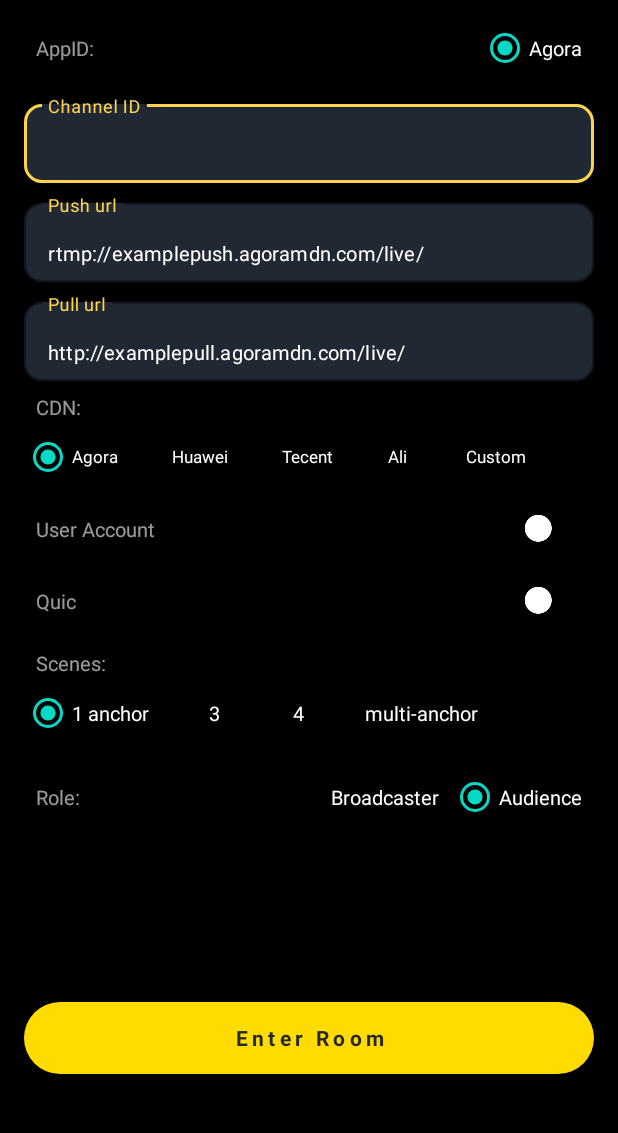
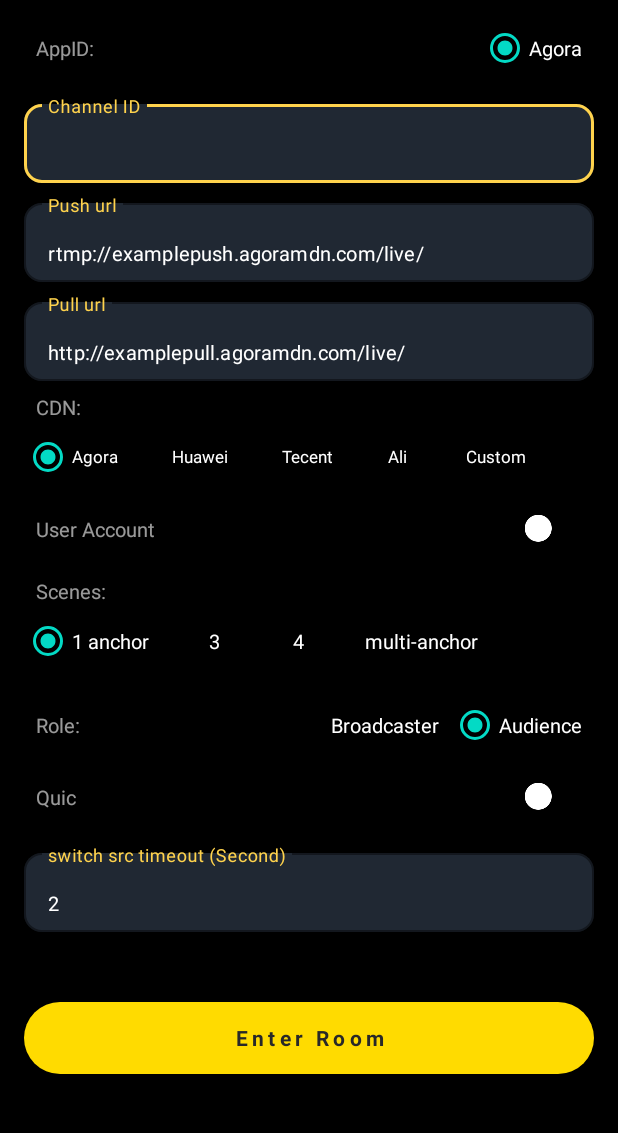
Before and after one commit to alienzh/Agora-Test-Usecase, an Android app: the screen it shows after launch (MainActivity), on a phone screen of 412 x 824 dp, the part 90-1223 px from its top. Run offline under Robolectric (Android 15) with nearby library versions, the phone set to English and light mode, and no system bars; libraries missing offline, so code that uses them is left out: io.agora.rtc2; 2 statements that could not run were skipped.

Commit message:
feat: update rtc sdk

```diff
--- a/FT-1026/agora-chanel-media-relay-new/app/src/main/java/io/agora/mediarelay/KeyCenter.kt
+++ b/FT-1026/agora-chanel-media-relay-new/app/src/main/java/io/agora/mediarelay/KeyCenter.kt
@@ -89,9 +89,9 @@
     private const val pull_tecent_540p ="http://tlive-play.jacocdn.com/tlive/5036068430853962_backup_540P.flv?txSecret=18eca7b5c5fdc3fef123fe10e8f8167e&txTime=664C16EB"
     private const val pull_tecent_1080p ="http://tlive-play.jacocdn.com/tlive/5036068430853962_backup.flv?txSecret=e6c67395f19e9f4e6ab059bbfdf2acc7&txTime=664C16EB"
 
-    private const val pull_ali_720p ="https://ali-play.jacocdn.com/live/5036068430853962_ali_720P.flv?auth_key=1716262594-0-0-f6d3059f059cf9b75ef77b8cf96a6c80"
-    private const val pull_ali_540p ="https://ali-play.jacocdn.com/live/5036068430853962_ali_540P.flv?auth_key=1716262594-0-0-b644f46357c7dea1b71af0fe6432db22"
-    private const val pull_ali_1080p ="https://ali-play.jacocdn.com/live/5036068430853962_ali.flv?auth_key=1716262594-0-0-d24f1f8dd3dd328bdc08bce7c4315fd9"
+    private const val pull_ali_720p ="https://ali-play.jacocdn.com/live/5036068430853962_ali_720P.flv?auth_key=1716622392-0-0-4926ef1fd9174681145e0f50eb835696"
+    private const val pull_ali_540p ="https://ali-play.jacocdn.com/live/5036068430853962_ali_540P.flv?auth_key=1716622392-0-0-c7ff8a434be050c87102dccbc93dab8b"
+    private const val pull_ali_1080p ="https://ali-play.jacocdn.com/live/5036068430853962_ali.flv?auth_key=1716622392-0-0-90ec4ad7c06bd91ddf8614e1dcb923b5"
 
     // cdn 分辨率
     var mBitrateList = arrayOf<String?>("1080p", "720p")
--- a/FT-1026/agora-chanel-media-relay-new/app/src/main/java/io/agora/mediarelay/Living3Fragment.kt
+++ b/FT-1026/agora-chanel-media-relay-new/app/src/main/java/io/agora/mediarelay/Living3Fragment.kt
@@ -383,6 +383,7 @@
             setPlayerOption("play_speed_down_cache_duration", 0)
             setPlayerOption("open_timeout_until_success", 6000)
             setPlayerOption("enable_search_metadata", 1)
+            setPlayerOption("switch_src_timeout", RtcSettings.mSwitchSrcTimeout * 1000)
             if (RtcSettings.mEnableQuic) {
                 setPlayerOption("enable_quic", 1)
             }
--- a/FT-1026/agora-chanel-media-relay-new/app/src/main/java/io/agora/mediarelay/Living4Fragment.kt
+++ b/FT-1026/agora-chanel-media-relay-new/app/src/main/java/io/agora/mediarelay/Living4Fragment.kt
@@ -382,6 +382,7 @@
             setPlayerOption("play_speed_down_cache_duration", 0)
             setPlayerOption("open_timeout_until_success", 6000)
             setPlayerOption("enable_search_metadata", 1)
+            setPlayerOption("switch_src_timeout", RtcSettings.mSwitchSrcTimeout * 1000)
             if (RtcSettings.mEnableQuic) {
                 setPlayerOption("enable_quic", 1)
             }
--- a/FT-1026/agora-chanel-media-relay-new/app/src/main/java/io/agora/mediarelay/LivingFragment.kt
+++ b/FT-1026/agora-chanel-media-relay-new/app/src/main/java/io/agora/mediarelay/LivingFragment.kt
@@ -170,8 +170,8 @@
         }
         binding.btSwitchCarma.setOnClickListener {
             rtcEngine.switchCamera()
-            frontCamera=!frontCamera
-            if (frontCamera){
+            frontCamera = !frontCamera
+            if (frontCamera) {
 
             }
         }
@@ -344,6 +344,7 @@
             setPlayerOption("play_speed_down_cache_duration", 0)
             setPlayerOption("open_timeout_until_success", 6000)
             setPlayerOption("enable_search_metadata", 1)
+            setPlayerOption("switch_src_timeout", RtcSettings.mSwitchSrcTimeout * 1000)
             if (RtcSettings.mEnableQuic) {
                 setPlayerOption("enable_quic", 1)
             }
--- a/FT-1026/agora-chanel-media-relay-new/app/src/main/java/io/agora/mediarelay/LivingMultiFragment.kt
+++ b/FT-1026/agora-chanel-media-relay-new/app/src/main/java/io/agora/mediarelay/LivingMultiFragment.kt
@@ -398,6 +398,7 @@
             setPlayerOption("play_speed_down_cache_duration", 0)
             setPlayerOption("open_timeout_until_success", 6000)
             setPlayerOption("enable_search_metadata", 1)
+            setPlayerOption("switch_src_timeout", RtcSettings.mSwitchSrcTimeout * 1000)
             if (RtcSettings.mEnableQuic) {
                 setPlayerOption("enable_quic", 1)
             }
--- a/FT-1026/agora-chanel-media-relay-new/app/src/main/java/io/agora/mediarelay/MainFragment.kt
+++ b/FT-1026/agora-chanel-media-relay-new/app/src/main/java/io/agora/mediarelay/MainFragment.kt
@@ -72,13 +72,14 @@
 
         // enable quic, 至针对直播流，主播隐藏，观众打开
         binding.layoutQuic.isVisible = false // 暂时隐藏
-//        binding.layoutQuic.isVisible = !isBroadcaster
-//        binding.cbQuic.setChecked(RtcSettings.mEnableQuic)
-//        binding.cbQuic.setOnCheckedChangeListener { buttonView, isChecked ->
-//            if (buttonView.isPressed) {
-//                RtcSettings.mEnableQuic = isChecked
-//            }
-//        }
+        binding.layoutQuic.isVisible = !isBroadcaster
+        binding.cbQuic.setChecked(RtcSettings.mEnableQuic)
+        binding.cbQuic.setOnCheckedChangeListener { buttonView, isChecked ->
+            if (buttonView.isPressed) {
+                RtcSettings.mEnableQuic = isChecked
+            }
+        }
+        binding.etSwitchSrcTimeout.setText(RtcSettings.mSwitchSrcTimeout.toString())
 
         checkVideoSettingsVisible()
         // mode
@@ -125,6 +126,7 @@
             binding.layoutBitrate.isVisible = false
         }
         binding.layoutQuic.isVisible = !isBroadcaster
+        binding.layoutSwitchStcTimeout.isVisible = !isBroadcaster
     }
 
     private fun setupVideoSettings() {
@@ -204,6 +206,9 @@
                 if (isBroadcaster) Constants.CLIENT_ROLE_BROADCASTER else Constants.CLIENT_ROLE_AUDIENCE
             )
         }
+
+        val switchSrcTimeout = binding.etSwitchSrcTimeout.text.toString().toIntOrNull() ?: 2
+        RtcSettings.mSwitchSrcTimeout = switchSrcTimeout
         // scene
         when (binding.groupAnchor.checkedRadioButtonId) {
             R.id.scene_single -> {
--- a/FT-1026/agora-chanel-media-relay-new/app/src/main/java/io/agora/mediarelay/rtc/RtcSettings.kt
+++ b/FT-1026/agora-chanel-media-relay-new/app/src/main/java/io/agora/mediarelay/rtc/RtcSettings.kt
@@ -53,6 +53,14 @@
             LogTool.d("RtcSetting mEnableQuic：$newValue")
         }
 
+    var mSwitchSrcTimeout: Int = 2
+        set(newValue) {
+            if (newValue > 0) {
+                field = newValue
+                LogTool.d("RtcSetting mSwitchSrcTimeout：$newValue")
+            }
+        }
+
     fun reset() {
         mVideoDimensionsAuto = false
         mVideoDimensions = VideoEncoderConfiguration.VD_1920x1080
--- a/FT-1026/agora-chanel-media-relay-new/app/src/main/res/layout/fragment_main.xml
+++ b/FT-1026/agora-chanel-media-relay-new/app/src/main/res/layout/fragment_main.xml
@@ -129,9 +129,9 @@
                     android:id="@+id/et_push_url"
                     android:layout_width="match_parent"
                     android:layout_height="wrap_content"
+                    android:enabled="false"
                     android:inputType="textUri"
                     android:textColor="@color/white"
-                    android:enabled="false"
                     android:textCursorDrawable="@drawable/bg_edit_cursor"
                     android:textSize="13sp" />
 
@@ -159,9 +159,9 @@
                     android:id="@+id/et_pull_url"
                     android:layout_width="match_parent"
                     android:layout_height="wrap_content"
+                    android:enabled="false"
                     android:inputType="textUri"
                     android:textColor="@color/white"
-                    android:enabled="false"
                     android:textCursorDrawable="@drawable/bg_edit_cursor"
                     android:textSize="13sp" />
             </com.google.android.material.textfield.TextInputLayout>
@@ -263,40 +263,11 @@
                     android:id="@+id/cbUserAccount"
                     android:layout_width="wrap_content"
                     android:layout_height="wrap_content"
-                    app:layout_constraintTop_toTopOf="parent"
+                    android:button="@drawable/cb_def_selector"
                     android:checked="false"
-                    android:button="@drawable/cb_def_selector"
                     app:layout_constraintBottom_toBottomOf="parent"
-                    app:layout_constraintEnd_toEndOf="parent" />
-            </androidx.constraintlayout.widget.ConstraintLayout>
-
-            <androidx.constraintlayout.widget.ConstraintLayout
-                android:id="@+id/layout_quic"
-                android:layout_width="match_parent"
-                android:layout_height="wrap_content"
-                android:layout_marginHorizontal="16dp"
-                app:layout_constraintTop_toBottomOf="@id/layout_cdn">
-
-                <androidx.appcompat.widget.AppCompatTextView
-                    android:layout_width="wrap_content"
-                    android:layout_height="wrap_content"
-                    android:layout_marginStart="8dp"
-                    android:text="@string/quic"
-                    android:textColor="#99FFFFFF"
-                    android:textSize="13sp"
-                    app:layout_constraintBottom_toBottomOf="parent"
-                    app:layout_constraintStart_toStartOf="parent"
+                    app:layout_constraintEnd_toEndOf="parent"
                     app:layout_constraintTop_toTopOf="parent" />
-
-                <androidx.appcompat.widget.AppCompatCheckBox
-                    android:id="@+id/cbQuic"
-                    android:layout_width="wrap_content"
-                    android:layout_height="wrap_content"
-                    app:layout_constraintTop_toTopOf="parent"
-                    android:checked="false"
-                    android:button="@drawable/cb_def_selector"
-                    app:layout_constraintBottom_toBottomOf="parent"
-                    app:layout_constraintEnd_toEndOf="parent" />
             </androidx.constraintlayout.widget.ConstraintLayout>
 
             <androidx.constraintlayout.widget.ConstraintLayout
@@ -324,8 +295,8 @@
                     android:layout_height="wrap_content"
                     android:gravity="center_vertical"
                     android:orientation="horizontal"
-                    app:layout_constraintTop_toBottomOf="@id/tv_mode"
-                    app:layout_constraintStart_toStartOf="parent">
+                    app:layout_constraintStart_toStartOf="parent"
+                    app:layout_constraintTop_toBottomOf="@id/tv_mode">
 
                     <androidx.appcompat.widget.AppCompatRadioButton
                         android:id="@+id/scene_single"
@@ -369,8 +340,7 @@
                 android:layout_width="match_parent"
                 android:layout_height="wrap_content"
                 android:layout_marginHorizontal="16dp"
-                android:layout_marginTop="8dp"
-                app:layout_constraintTop_toBottomOf="@id/layout_mode">
+                android:layout_marginTop="8dp">
 
                 <androidx.appcompat.widget.AppCompatTextView
                     android:layout_width="wrap_content"
@@ -406,12 +376,72 @@
                         android:layout_width="wrap_content"
                         android:layout_height="wrap_content"
                         android:layout_marginStart="8dp"
+                        android:checked="true"
                         android:text="@string/role_audience"
-                        android:checked="true"
                         android:textColor="@color/white"
                         android:textSize="13sp" />
                 </RadioGroup>
             </androidx.constraintlayout.widget.ConstraintLayout>
+
+            <androidx.constraintlayout.widget.ConstraintLayout
+                android:id="@+id/layout_quic"
+                android:layout_width="match_parent"
+                android:layout_height="wrap_content"
+                android:layout_marginHorizontal="16dp"
+                app:layout_constraintTop_toBottomOf="@id/layout_role">
+
+                <androidx.appcompat.widget.AppCompatTextView
+                    android:layout_width="wrap_content"
+                    android:layout_height="wrap_content"
+                    android:layout_marginStart="8dp"
+                    android:text="@string/quic"
+                    android:textColor="#99FFFFFF"
+                    android:textSize="13sp"
+                    app:layout_constraintBottom_toBottomOf="parent"
+                    app:layout_constraintStart_toStartOf="parent"
+                    app:layout_constraintTop_toTopOf="parent" />
+
+                <androidx.appcompat.widget.AppCompatCheckBox
+                    android:id="@+id/cbQuic"
+                    android:layout_width="wrap_content"
+                    android:layout_height="wrap_content"
+                    android:button="@drawable/cb_def_selector"
+                    android:checked="false"
+                    app:layout_constraintBottom_toBottomOf="parent"
+                    app:layout_constraintEnd_toEndOf="parent"
+                    app:layout_constraintTop_toTopOf="parent" />
+            </androidx.constraintlayout.widget.ConstraintLayout>
+
+            <com.google.android.material.textfield.TextInputLayout
+                android:id="@+id/layout_switch_stc_timeout"
+                android:layout_width="match_parent"
+                android:layout_height="wrap_content"
+                android:layout_marginHorizontal="16dp"
+                android:layout_marginTop="8dp"
+                android:hint="@string/switch_src_timeout"
+                android:textColorHint="#FFD34D"
+                app:boxBackgroundColor="#33A0C5FF"
+                app:boxBackgroundMode="outline"
+                app:boxCornerRadiusBottomEnd="12dp"
+                app:boxCornerRadiusBottomStart="12dp"
+                app:boxCornerRadiusTopEnd="12dp"
+                app:boxCornerRadiusTopStart="12dp"
+                app:boxStrokeColor="#FFD34D"
+                app:hintTextColor="#FFD34D"
+                app:layout_constraintTop_toBottomOf="@id/layout_quic">
+
+                <com.google.android.material.textfield.TextInputEditText
+                    android:id="@+id/et_switch_src_timeout"
+                    android:layout_width="match_parent"
+                    android:layout_height="wrap_content"
+                    android:inputType="number"
+                    android:maxLength="2"
+                    android:text="2"
+                    android:textColor="@color/white"
+                    android:textCursorDrawable="@drawable/bg_edit_cursor"
+                    android:textSize="13sp" />
+
+            </com.google.android.material.textfield.TextInputLayout>
 
             <androidx.constraintlayout.widget.ConstraintLayout
                 android:id="@+id/layout_resolution"
@@ -438,8 +468,8 @@
                     android:layout_height="wrap_content"
                     android:gravity="center_vertical"
                     android:orientation="horizontal"
-                    app:layout_constraintTop_toBottomOf="@id/tv_resolution"
-                    app:layout_constraintStart_toStartOf="parent">
+                    app:layout_constraintStart_toStartOf="parent"
+                    app:layout_constraintTop_toBottomOf="@id/tv_resolution">
 
                     <androidx.appcompat.widget.AppCompatRadioButton
                         android:id="@+id/resolution_1080p"
@@ -537,8 +567,7 @@
             <View
                 android:layout_width="match_parent"
                 android:layout_height="220dp"
-                app:layout_constraintTop_toBottomOf="@id/layout_bitrate"
-                />
+                app:layout_constraintTop_toBottomOf="@id/layout_bitrate" />
         </LinearLayout>
     </ScrollView>
 
@@ -559,4 +588,5 @@
         app:layout_constraintEnd_toEndOf="parent"
         app:layout_constraintStart_toStartOf="parent" />
 
+
 </androidx.constraintlayout.widget.ConstraintLayout>
--- a/FT-1026/agora-chanel-media-relay-new/app/src/main/res/values/strings.xml
+++ b/FT-1026/agora-chanel-media-relay-new/app/src/main/res/values/strings.xml
@@ -28,6 +28,7 @@
     <string name="cdn_custom">Custom</string>
     <string name="user_account">User Account</string>
     <string name="quic">Quic</string>
+    <string name="switch_src_timeout">switch src timeout (Second)</string>
     <string name="switch_camera">Switch</string>
     <string name="scenes">Scenes:</string>
     <string name="scene_single">1 anchor</string>
```
Lines whose indentation alone changed are shown as unchanged.
